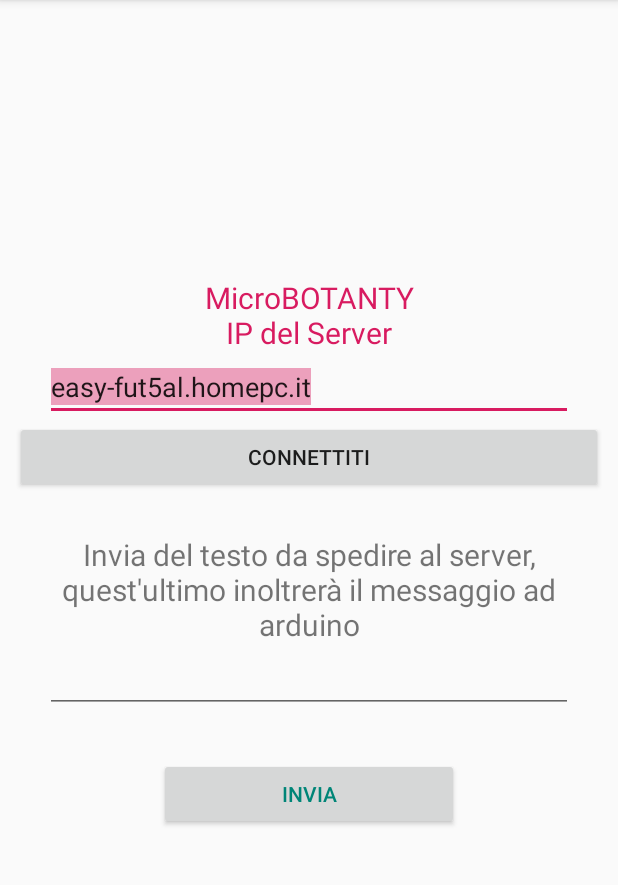
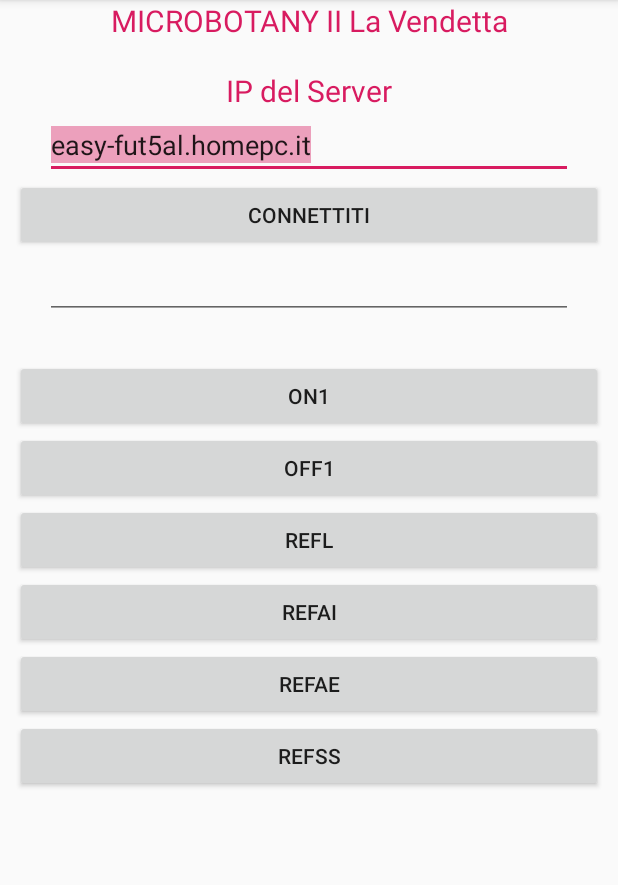
Before and after one commit to Fernet97/serra-indoor, an Android app: the screen it shows after launch (MainActivity), on a phone screen of 412 x 824 dp, the part 84-969 px from its top. Run offline under Robolectric (Android 15) with nearby library versions, the phone set to English and light mode, and no system bars.

Commit message:
I dont know

```diff
--- a/App comunicazione arduino/ComunicazioneArduino/app/src/main/java/com/example/fernet/comunicazionearduino/MainActivity.java
+++ b/App comunicazione arduino/ComunicazioneArduino/app/src/main/java/com/example/fernet/comunicazionearduino/MainActivity.java
@@ -6,7 +6,9 @@ import android.graphics.Color;
 import android.os.AsyncTask;
 import android.os.Bundle;
 import android.view.View;
+import android.widget.Button;
 import android.widget.EditText;
+import android.widget.GridLayout;
 import android.widget.TextView;
 import android.widget.Toast;
 
@@ -19,10 +21,13 @@ import java.net.UnknownHostException;
 
 public class MainActivity extends AppCompatActivity {
 
-    private EditText mess;
     private EditText conip;
+    private EditText arduinoRisp;
+
+    private GridLayout grid;
     private ObjectOutputStream out;
     private ObjectInputStream in;
+    private String messFromArduino;
 
 
     @Override
@@ -33,9 +38,7 @@ public class MainActivity extends AppCompatActivity {
         conip = findViewById(R.id.conip);
         conip.setText("easy-fut5al.homepc.it");
 
-
-        mess = findViewById(R.id.mess);
-
+        arduinoRisp = findViewById(R.id.risparduino);
     }
 
 
@@ -53,7 +56,8 @@ public class MainActivity extends AppCompatActivity {
     public void spedisciAlSever(View v) throws IOException {
 
         AsyncTaskRunnerSend runner2 = new AsyncTaskRunnerSend();
-        runner2.execute(conip.getText().toString());
+        Button b = (Button) v;
+        runner2.execute(b.getText().toString());
 
     }
 
@@ -68,8 +72,15 @@ public class MainActivity extends AppCompatActivity {
         protected String doInBackground(String... params) {
 
             try {
-                out.writeObject(mess.getText().toString());
+                out.writeObject(params[0]);
+
+                messFromArduino = (String) in.readObject();
+                System.out.println("Messaggui da arduino:"+messFromArduino);
+
+
             } catch (IOException e) {
+                e.printStackTrace();
+            } catch (ClassNotFoundException e) {
                 e.printStackTrace();
             }
 
@@ -79,8 +90,8 @@ public class MainActivity extends AppCompatActivity {
 
         @Override
         protected void onPostExecute(String result) {
-            // Connessione effettuata
-            //Toast.makeText(getApplicationContext(), "Connessione effettuata!!!", Toast.LENGTH_LONG).show();
+            arduinoRisp.setText(messFromArduino);
+
         }
 
 
--- a/App comunicazione arduino/ComunicazioneArduino/app/src/main/res/layout/activity_main.xml
+++ b/App comunicazione arduino/ComunicazioneArduino/app/src/main/res/layout/activity_main.xml
@@ -14,7 +14,7 @@
     <TextView
         android:layout_width="match_parent"
         android:layout_height="wrap_content"
-        android:text="MicroBOTANTY\nIP del Server"
+        android:text="MICROBOTANY II La Vendetta\n\nIP del Server"
         android:textAlignment="center"
         android:textSize="20dp"
         android:textColor="@color/colorAccent"
@@ -35,6 +35,13 @@
         android:onClick="connectToServer"
         />
 
+    <EditText
+        android:id="@+id/risparduino"
+        android:textColor="@color/colorAccent"
+        android:layout_width="match_parent"
+        android:layout_height="wrap_content"
+        android:layout_marginHorizontal="20dp"
+        />
 
     <TextView
         android:layout_width="match_parent"
@@ -46,36 +53,59 @@
 
 
 
+    <GridLayout
+        android:id="@+id/gridButtons"
+        android:layout_width="match_parent"
+        android:layout_height="match_parent"
+        android:columnCount="1"
+        android:rowCount="6"
+        >
 
 
-    <TextView
-        android:layout_width="match_parent"
-        android:layout_height="wrap_content"
-        android:textAlignment="center"
-        android:text="Invia del testo da spedire al server, quest'ultimo inoltrerà il messaggio ad arduino"
-        android:textSize="20dp"
-        />
+        <Button
+            android:layout_width="match_parent"
+            android:layout_height="wrap_content"
+            android:text="ON1"
+            android:onClick="spedisciAlSever"
+            />
+
+        <Button
+            android:layout_width="match_parent"
+            android:layout_height="wrap_content"
+            android:text="OFF1"
+            android:onClick="spedisciAlSever"
+            />
+
+        <Button
+            android:layout_width="match_parent"
+            android:layout_height="wrap_content"
+            android:text="REFL"
+            android:onClick="spedisciAlSever"
+            />
+
+        <Button
+            android:layout_width="match_parent"
+            android:layout_height="wrap_content"
+            android:text="REFAI"
+            android:onClick="spedisciAlSever"
+            />
+
+        <Button
+            android:layout_width="match_parent"
+            android:layout_height="wrap_content"
+            android:text="REFAE"
+            android:onClick="spedisciAlSever"
+            />
+
+        <Button
+            android:layout_width="match_parent"
+            android:layout_height="wrap_content"
+            android:text="REFSS"
+            android:onClick="spedisciAlSever"
+            />
+
+    </GridLayout>
 
 
 
-    <EditText
-        android:id="@+id/mess"
-        android:layout_width="match_parent"
-        android:layout_height="wrap_content"
-        android:imeOptions="actionDone"
-        android:layout_marginHorizontal="20dp"
-
-        android:selectAllOnFocus="true" />
-
-
-
-    <Button
-        android:layout_width="200dp"
-        android:layout_height="wrap_content"
-        android:textColor="@color/colorPrimary"
-        android:layout_marginVertical="30dp"
-        android:text="Invia"
-        android:onClick="spedisciAlSever"
-        />
-
 </LinearLayout>
```
Also changed, not shown: 6 other files.
